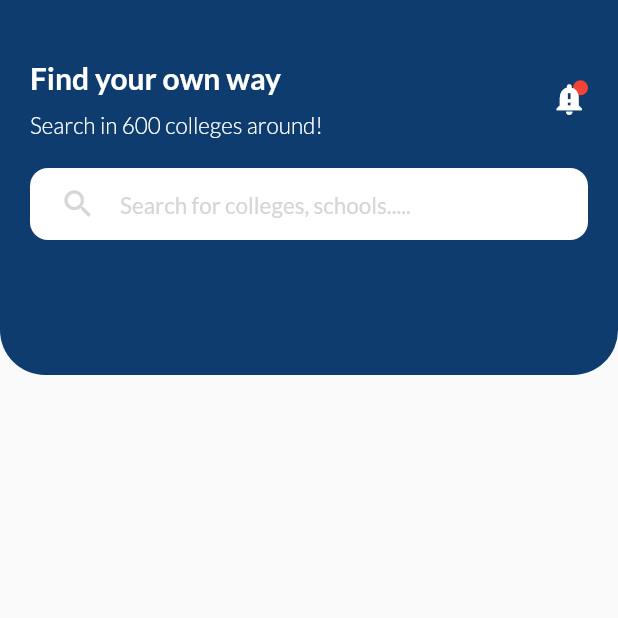
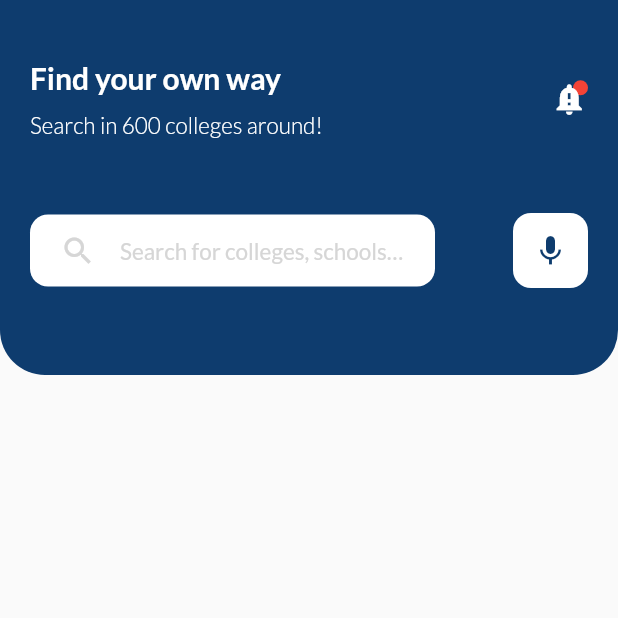
Before and after one commit to najmulmyself/Higher-Study, a Flutter app: the screen it shows after launch, on a phone screen of 412 x 824 dp, the top half of it. Run offline on Flutter 3.47's test engine with Material 2 defaults, Android fonts, the phone set to English and light mode, and no system bars; our stand-ins replace google_fonts.

Commit message:
added search and record

```diff
--- a/lib/screens/home_page.dart
+++ b/lib/screens/home_page.dart
@@ -67,9 +67,13 @@ class HomePage extends StatelessWidget {
                 ],
               ),
               SizedBox(
-                height: 20,
+                height: 50,
               ),
+              Row(
+                mainAxisAlignment: MainAxisAlignment.spaceBetween,
+                children: [
                   Container(
+                    width: 270,
                     padding: EdgeInsets.symmetric(horizontal: 20),
                     decoration: BoxDecoration(
                       borderRadius: BorderRadius.circular(12),
@@ -105,6 +109,20 @@ class HomePage extends StatelessWidget {
                       ),
                     ),
                   ),
+                  Container(
+                    width: 50,
+                    height: 50,
+                    decoration: BoxDecoration(
+                      borderRadius: BorderRadius.circular(12),
+                      color: Color(0xffffffff),
+                    ),
+                    child: Icon(
+                      Icons.mic,
+                      color: Color(0xff0E3C6E),
+                    ),
+                  ),
+                ],
+              ),
             ],
           ),
         ),
```
Lines whose indentation alone changed are shown as unchanged.
